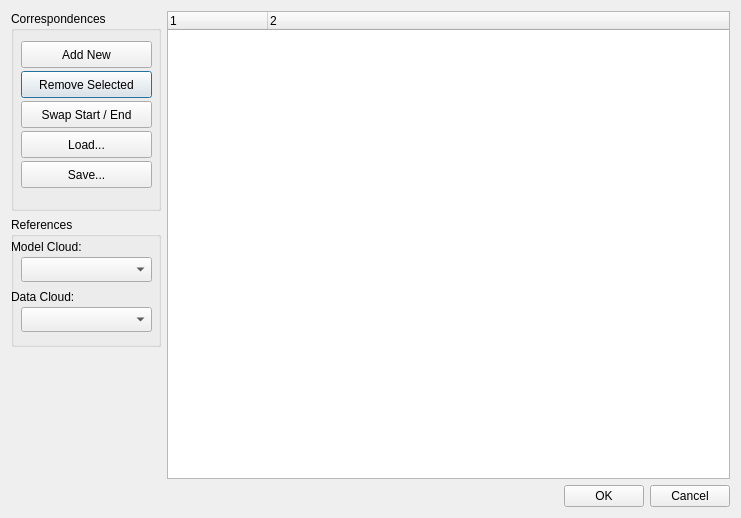
The window that src/tools/viewer/ui/LVRCorrespondanceDialogUI.ui (uos/lvr2) describes before a commit, drawn with Qt 5.
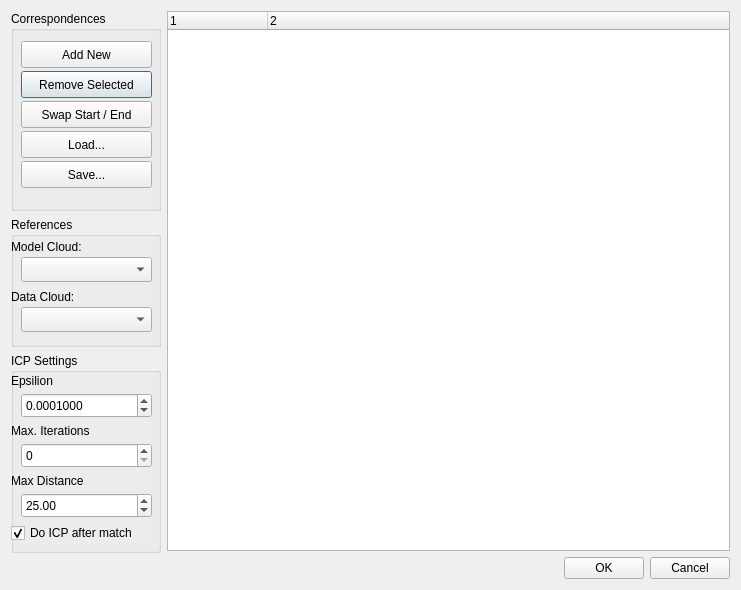
The same window after the commit.

What changed in the file:
```diff
--- a/src/tools/viewer/ui/LVRCorrespondanceDialogUI.ui
+++ b/src/tools/viewer/ui/LVRCorrespondanceDialogUI.ui
@@ -7,7 +7,7 @@
     <x>0</x>
     <y>0</y>
     <width>741</width>
-    <height>518</height>
+    <height>590</height>
    </rect>
   </property>
   <property name="windowTitle">
@@ -171,6 +171,119 @@
        </widget>
       </widget>
      </item>
+     <item>
+      <widget class="QGroupBox" name="groupBox">
+       <property name="minimumSize">
+        <size>
+         <width>0</width>
+         <height>200</height>
+        </size>
+       </property>
+       <property name="title">
+        <string>ICP Settings</string>
+       </property>
+       <widget class="QDoubleSpinBox" name="spinBoxEpsilon">
+        <property name="geometry">
+         <rect>
+          <x>10</x>
+          <y>40</y>
+          <width>131</width>
+          <height>25</height>
+         </rect>
+        </property>
+        <property name="decimals">
+         <number>7</number>
+        </property>
+        <property name="maximum">
+         <double>9999.989999999999782</double>
+        </property>
+        <property name="singleStep">
+         <double>0.000001000000000</double>
+        </property>
+        <property name="value">
+         <double>0.000100000000000</double>
+        </property>
+       </widget>
+       <widget class="QLabel" name="labelEpsilon">
+        <property name="geometry">
+         <rect>
+          <x>0</x>
+          <y>20</y>
+          <width>58</width>
+          <height>15</height>
+         </rect>
+        </property>
+        <property name="text">
+         <string>Epsilion</string>
+        </property>
+       </widget>
+       <widget class="QLabel" name="labelIterations">
+        <property name="geometry">
+         <rect>
+          <x>0</x>
+          <y>70</y>
+          <width>121</width>
+          <height>16</height>
+         </rect>
+        </property>
+        <property name="text">
+         <string>Max. Iterations</string>
+        </property>
+       </widget>
+       <widget class="QSpinBox" name="spinBoxIterations">
+        <property name="geometry">
+         <rect>
+          <x>10</x>
+          <y>90</y>
+          <width>131</width>
+          <height>25</height>
+         </rect>
+        </property>
+       </widget>
+       <widget class="QLabel" name="labelDistance">
+        <property name="geometry">
+         <rect>
+          <x>0</x>
+          <y>120</y>
+          <width>121</width>
+          <height>16</height>
+         </rect>
+        </property>
+        <property name="text">
+         <string>Max Distance</string>
+        </property>
+       </widget>
+       <widget class="QDoubleSpinBox" name="spinBoxDistance">
+        <property name="geometry">
+         <rect>
+          <x>10</x>
+          <y>140</y>
+          <width>131</width>
+          <height>25</height>
+         </rect>
+        </property>
+        <property name="value">
+         <double>25.000000000000000</double>
+        </property>
+       </widget>
+       <widget class="QCheckBox" name="checkBoxICP">
+        <property name="geometry">
+         <rect>
+          <x>0</x>
+          <y>170</y>
+          <width>141</width>
+          <height>20</height>
+         </rect>
+        </property>
+        <property name="text">
+         <string>Do ICP after match</string>
+        </property>
+        <property name="checked">
+         <bool>true</bool>
+        </property>
+       </widget>
+      </widget>
+     </item>
      <item>
       <spacer name="verticalSpacer">
        <property name="orientation">
```
